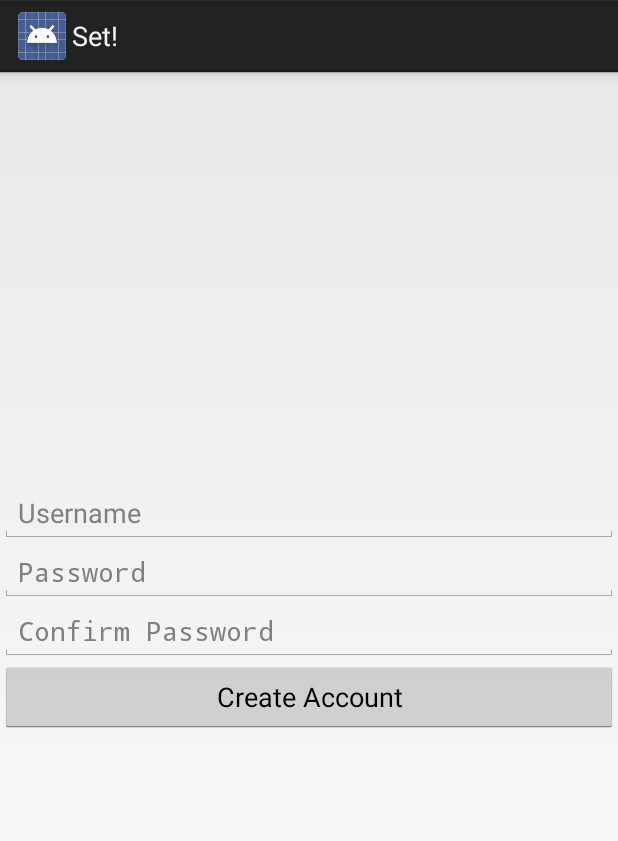
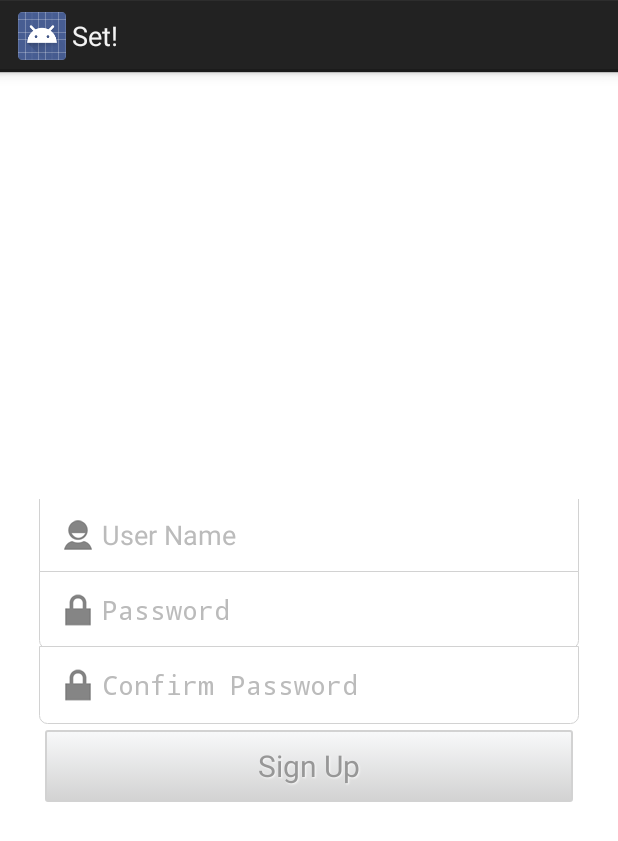
Before and after one commit to Kdoherty11/Android-Set, an Android app: the layout activity_sign_up.xml on its own in the app's theme, with its tools: preview values and no code run, on a phone screen of 412 x 824 dp. Shown: the top 841 px of the screen. Run offline under Robolectric (Android 15) with nearby library versions, the phone set to English and light mode, and no system bars.

Commit message:
Adding layout changes

```diff
--- a/app/src/main/res/layout/activity_sign_up.xml
+++ b/app/src/main/res/layout/activity_sign_up.xml
@@ -1,38 +1,111 @@
-<?xml version="1.0" encoding="utf-8"?>
-<LinearLayout xmlns:android="http://schemas.android.com/apk/res/android"
+<RelativeLayout xmlns:android="http://schemas.android.com/apk/res/android"
+    xmlns:tools="http://schemas.android.com/tools"
     android:layout_width="match_parent"
     android:layout_height="match_parent"
-    android:gravity="center_vertical"
-    android:orientation="vertical" >
+    android:paddingBottom="@dimen/activity_vertical_margin"
+    android:paddingLeft="@dimen/activity_horizontal_margin"
+    android:paddingRight="@dimen/activity_horizontal_margin"
+    android:paddingTop="@dimen/activity_vertical_margin"
+    tools:context=".MainActivity"
 
-    <EditText
-        android:id="@+id/editTextUserName"
+    android:background="#ffffff">
+
+    <LinearLayout
+        android:orientation="vertical"
         android:layout_width="match_parent"
         android:layout_height="wrap_content"
-        android:hint="@string/prompt_username" >
-        <requestFocus />
-    </EditText>
+        android:layout_centerInParent="true"
+        android:padding="10dp"
+        >
 
-    <EditText
-        android:id="@+id/editTextPassword"
-        android:layout_width="fill_parent"
-        android:layout_height="wrap_content"
-        android:hint="@string/prompt_password"
-        android:inputType="textPassword" />
+        <EditText
+            android:id="@+id/etUserName"
+            android:layout_width="match_parent"
+            android:layout_height="wrap_content"
+            android:background="@drawable/edittext_default_bg"
+            android:layout_marginTop="-2dp"
+            android:padding="10dp"
+            android:singleLine="true"
+            android:hint="User Name"
+            android:textColorHint="#bbbbbb"
+            android:drawableLeft="@drawable/user"/>
+        <EditText
+            android:id="@+id/etPass"
+            android:layout_width="match_parent"
+            android:layout_height="wrap_content"
+            android:background="@drawable/edittext_bottom_bg"
+            android:layout_marginTop="-2dp"
+            android:padding="10dp"
+            android:hint="Password"
+            android:singleLine="true"
+            android:textColorHint="#bbbbbb"
+            android:password="true"
+            android:drawableLeft="@drawable/password"/>
+        <EditText
+            android:id="@+id/etConfirmPass"
+            android:layout_width="match_parent"
+            android:layout_height="wrap_content"
+            android:background="@drawable/edittext_bottom_bg"
+            android:layout_marginTop="-2dp"
+            android:singleLine="true"
+            android:padding="10dp"
+            android:hint="Confirm Password"
+            android:textColorHint="#bbbbbb"
+            android:password="true"
+            android:drawableLeft="@drawable/password"/>
+        <Button
+            android:id="@+id/btnSingIn"
+            android:layout_width="match_parent"
+            android:layout_height="wrap_content"
+            android:padding="10dp"
+            android:layout_margin="4dp"
+            android:text="Sign Up"
+            android:onClick="onCreateAccountClick"
+            style="@style/DefaultButtonText"
+            android:background="@drawable/button_default_bg"
+            />
+    </LinearLayout>
 
-    <EditText
-        android:id="@+id/editTextConfirmPassword"
-        android:layout_width="fill_parent"
-        android:layout_height="wrap_content"
-        android:hint="@string/confirm_password"
-        android:inputType="textPassword" />
+</RelativeLayout>
 
-    <Button
-        android:id="@+id/buttonCreateAccount"
-        android:layout_width="fill_parent"
-        android:layout_height="wrap_content"
-        android:layout_marginBottom="60dp"
-        android:text="@string/action_create_account"
-        android:onClick="onCreateAccountClick" />
 
-</LinearLayout>
+
+
+<!--<?xml version="1.0" encoding="utf-8"?>-->
+<!--<LinearLayout xmlns:android="http://schemas.android.com/apk/res/android"-->
+    <!--android:layout_width="match_parent"-->
+    <!--android:layout_height="match_parent"-->
+    <!--android:gravity="center_vertical"-->
+    <!--android:orientation="vertical" >-->
+
+    <!--<EditText-->
+        <!--android:id="@+id/editTextUserName"-->
+        <!--android:layout_width="match_parent"-->
+        <!--android:layout_height="wrap_content"-->
+        <!--android:hint="@string/prompt_username" >-->
+        <!--<requestFocus />-->
+    <!--</EditText>-->
+
+    <!--<EditText-->
+        <!--android:id="@+id/editTextPassword"-->
+        <!--android:layout_width="fill_parent"-->
+        <!--android:layout_height="wrap_content"-->
+        <!--android:hint="@string/prompt_password"-->
+        <!--android:inputType="textPassword" />-->
+
+    <!--<EditText-->
+        <!--android:id="@+id/editTextConfirmPassword"-->
+        <!--android:layout_width="fill_parent"-->
+        <!--android:layout_height="wrap_content"-->
+        <!--android:hint="@string/confirm_password"-->
+        <!--android:inputType="textPassword" />-->
+
+    <!--<Button-->
+        <!--android:id="@+id/buttonCreateAccount"-->
+        <!--android:layout_width="fill_parent"-->
+        <!--android:layout_height="wrap_content"-->
+        <!--android:layout_marginBottom="60dp"-->
+        <!--android:text="@string/action_create_account"-->
+        <!--android:onClick="onCreateAccountClick" />-->
+
+<!--</LinearLayout>-->
--- a/app/src/main/res/layout/activity_time_scroller.xml
+++ b/app/src/main/res/layout/activity_time_scroller.xml
@@ -6,7 +6,7 @@
     android:paddingLeft="@dimen/activity_horizontal_margin"
     android:paddingRight="@dimen/activity_horizontal_margin"
     android:paddingTop="@dimen/activity_vertical_margin"
-    tools:context=".TimeScrollerActivity" >
+    tools:context="com.kdoherty.activities.TimeScroller" >
 
     <Spinner
         android:id="@+id/time_spinner"
--- a/app/src/main/res/layout/activity_timed_practice.xml
+++ b/app/src/main/res/layout/activity_timed_practice.xml
@@ -2,7 +2,7 @@
     xmlns:tools="http://schemas.android.com/tools"
     android:layout_width="fill_parent"
     android:layout_height="fill_parent"
-    tools:context="com.kdoherty.activities.TimedPracticeActivity" >
+    tools:context="com.kdoherty.activities.TimedPractice" >
 
     <GridView
         android:id="@+id/gridView"
```
Also changed, not shown: app/src/main/res/layout/activity_game_over.xml (+12 -2 lines), app/src/main/res/layout/activity_home_screen.xml (+10 -24 lines), app/src/main/res/layout/activity_login.xml (+58 -38 lines).
